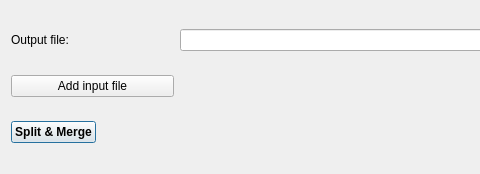
Qt form pdfsplittool.ui (texstudio-org/texstudio) before a commit; both pictures show x 0 to 480 and y 0 to 174 of the 691 by 174 pixel window.
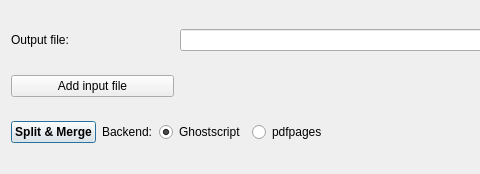
The same form after that commit. Icons and pictures are not drawn.

Commit message: pdfpages based pdf split+merge

```diff
--- a/pdfsplittool.ui
+++ b/pdfsplittool.ui
@@ -41,6 +41,30 @@
        </property>
       </widget>
      </item>
+     <item>
+      <widget class="QLabel" name="label">
+       <property name="text">
+        <string>Backend:</string>
+       </property>
+      </widget>
+     </item>
+     <item>
+      <widget class="QRadioButton" name="backendGS">
+       <property name="text">
+        <string notr="true">Ghostscript</string>
+       </property>
+       <property name="checked">
+        <bool>true</bool>
+       </property>
+      </widget>
+     </item>
+     <item>
+      <widget class="QRadioButton" name="backendPDFLatex">
+       <property name="text">
+        <string notr="true">pdfpages</string>
+       </property>
+      </widget>
+     </item>
      <item>
       <spacer name="horizontalSpacer">
        <property name="orientation">
```
The commit also changes 2 other files.
